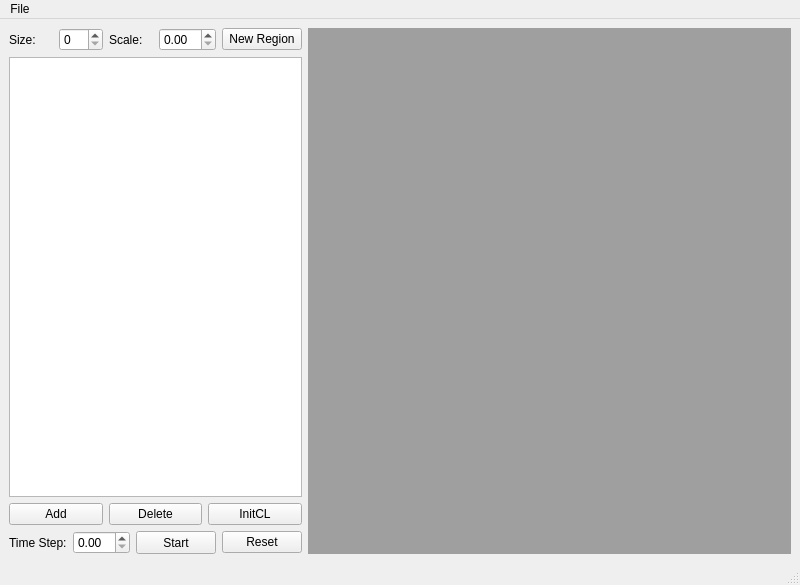
Old version of the form src/QT/cmaingui.ui in the repository bkloppenborg/simtoi.
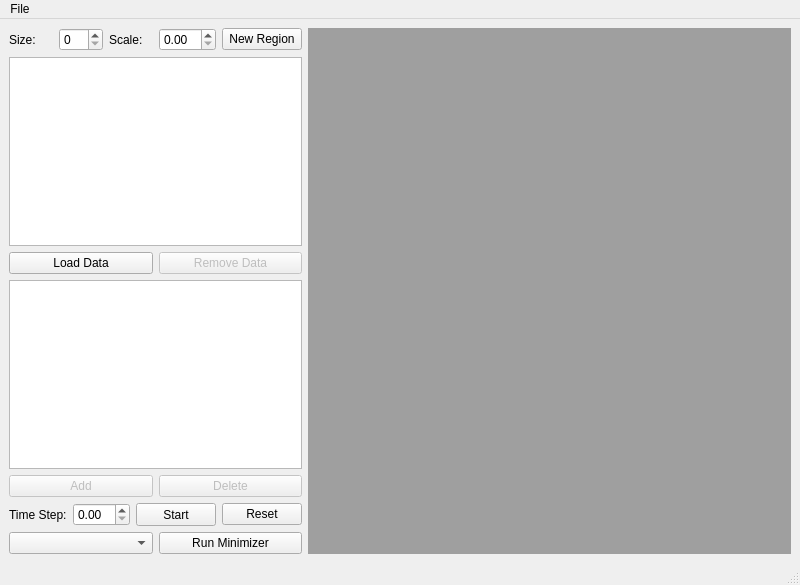
New version of the form.

Commit message: Added more liboi elements, data can be loaded from a GUI.

```diff
--- a/src/QT/cmaingui.ui
+++ b/src/QT/cmaingui.ui
@@ -46,10 +46,10 @@
       </item>
      </layout>
     </item>
-    <item row="0" column="1" rowspan="4">
+    <item row="0" column="2" rowspan="9">
      <widget class="QMdiArea" name="mdiArea"/>
     </item>
-    <item row="1" column="0">
+    <item row="4" column="0">
      <widget class="QTreeView" name="treeModels">
       <attribute name="headerMinimumSectionSize">
        <number>1</number>
@@ -59,10 +59,13 @@
       </attribute>
      </widget>
     </item>
-    <item row="2" column="0">
+    <item row="5" column="0">
      <layout class="QGridLayout" name="gridLayout_2">
       <item row="0" column="0">
        <widget class="QPushButton" name="btnAddModel">
+        <property name="enabled">
+         <bool>false</bool>
+        </property>
         <property name="text">
          <string>Add</string>
         </property>
@@ -70,21 +73,55 @@
       </item>
       <item row="0" column="1">
        <widget class="QPushButton" name="btnDeleteModel">
+        <property name="enabled">
+         <bool>false</bool>
+        </property>
         <property name="text">
          <string>Delete</string>
         </property>
        </widget>
       </item>
-      <item row="0" column="2">
-       <widget class="QPushButton" name="btnInitCL">
+     </layout>
+    </item>
+    <item row="2" column="0" rowspan="2">
+     <layout class="QHBoxLayout" name="horizontalLayout_2">
+      <item>
+       <widget class="QPushButton" name="btnLoadData">
         <property name="text">
-         <string>InitCL</string>
+         <string>Load Data</string>
         </property>
        </widget>
       </item>
+      <item>
+       <widget class="QPushButton" name="btnRemoveData">
+        <property name="enabled">
+         <bool>false</bool>
+        </property>
+        <property name="text">
+         <string>Remove Data</string>
+        </property>
+       </widget>
+      </item>
      </layout>
     </item>
-    <item row="3" column="0">
+    <item row="1" column="0">
+     <widget class="QListWidget" name="listOpenFiles"/>
+    </item>
+    <item row="7" column="0" rowspan="2">
+     <layout class="QHBoxLayout" name="horizontalLayout_4">
+      <item>
+       <widget class="QComboBox" name="comboBox"/>
+      </item>
+      <item>
+       <widget class="QPushButton" name="btnMinimizer">
+        <property name="text">
+         <string>Run Minimizer</string>
+        </property>
+       </widget>
+      </item>
+     </layout>
+    </item>
+    <item row="6" column="0">
      <layout class="QHBoxLayout" name="horizontalLayout">
       <item>
        <widget class="QLabel" name="label_3">
```
The commit also changes 5 other files.
